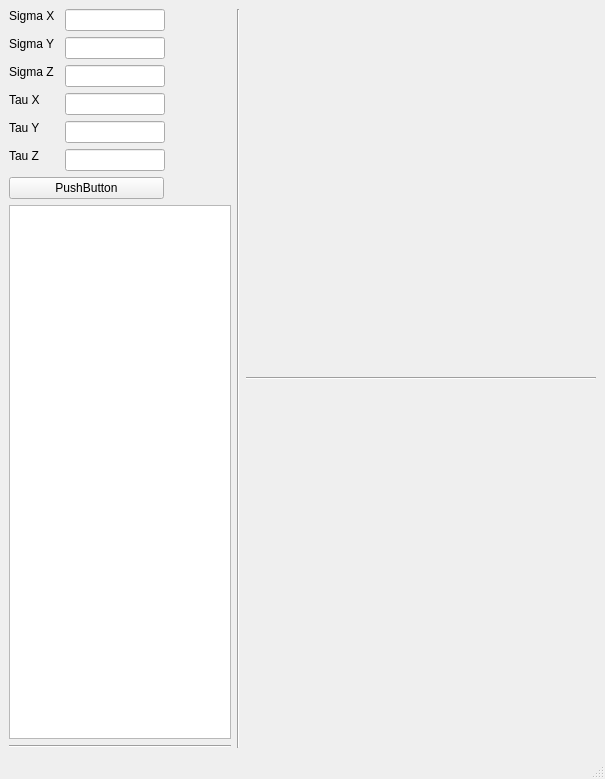
Old version of the form mainwindow.ui in the repository vsem-azamat/PrincipalStresses.
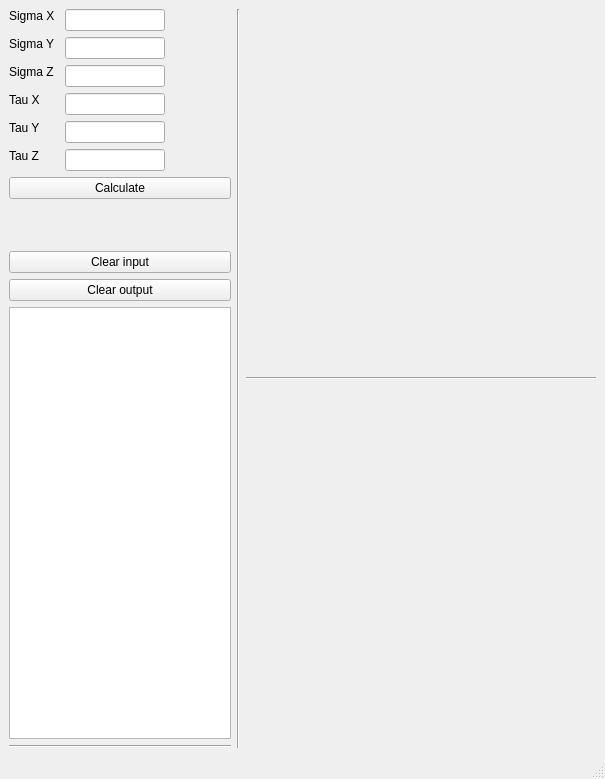
New version of the form. Custom widgets are drawn as their Qt base class.

Commit message: Fix bugs and update calculate, plot functions

```diff
--- a/mainwindow.ui
+++ b/mainwindow.ui
@@ -228,25 +228,28 @@
        </widget>
       </item>
       <item row="6" column="0" colspan="2">
-       <widget class="QPushButton" name="calculateButton">
+       <widget class="QPushButton" name="buttonCalculate">
+        <property name="enabled">
+         <bool>true</bool>
+        </property>
         <property name="sizePolicy">
-         <sizepolicy hsizetype="Fixed" vsizetype="Fixed">
+         <sizepolicy hsizetype="Minimum" vsizetype="Fixed">
           <horstretch>0</horstretch>
           <verstretch>0</verstretch>
          </sizepolicy>
         </property>
         <property name="maximumSize">
          <size>
-          <width>155</width>
+          <width>16777215</width>
           <height>16777215</height>
          </size>
         </property>
         <property name="text">
-         <string>PushButton</string>
+         <string>Calculate</string>
         </property>
        </widget>
       </item>
-      <item row="8" column="0" colspan="2">
+      <item row="11" column="0" colspan="2">
        <widget class="Line" name="line_3">
         <property name="sizePolicy">
          <sizepolicy hsizetype="Expanding" vsizetype="Fixed">
@@ -271,9 +274,39 @@
         </property>
        </widget>
       </item>
-      <item row="7" column="0" colspan="2">
+      <item row="10" column="0" colspan="2">
        <widget class="QTextBrowser" name="textBrowser"/>
       </item>
+      <item row="8" column="0" colspan="2">
+       <widget class="QPushButton" name="buttonClearInput">
+        <property name="text">
+         <string>Clear input</string>
+        </property>
+       </widget>
+      </item>
+      <item row="9" column="0" colspan="2">
+       <widget class="QPushButton" name="buttonClearOutput">
+        <property name="text">
+         <string>Clear output</string>
+        </property>
+       </widget>
+      </item>
+      <item row="7" column="0" colspan="2">
+       <spacer name="verticalSpacer">
+        <property name="orientation">
+         <enum>Qt::Vertical</enum>
+        </property>
+        <property name="sizeType">
+         <enum>QSizePolicy::Minimum</enum>
+        </property>
+        <property name="sizeHint" stdset="0">
+         <size>
+          <width>20</width>
+          <height>40</height>
+         </size>
+        </property>
+       </spacer>
+      </item>
      </layout>
     </item>
     <item>
```
The commit also changes 9 other files.
